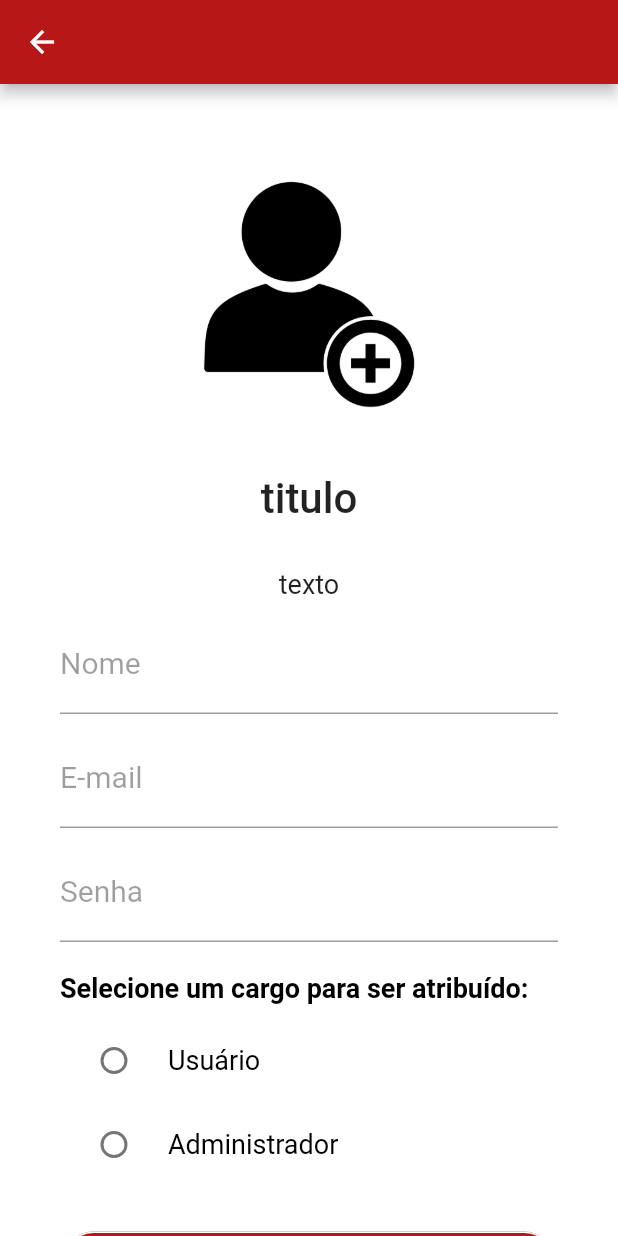
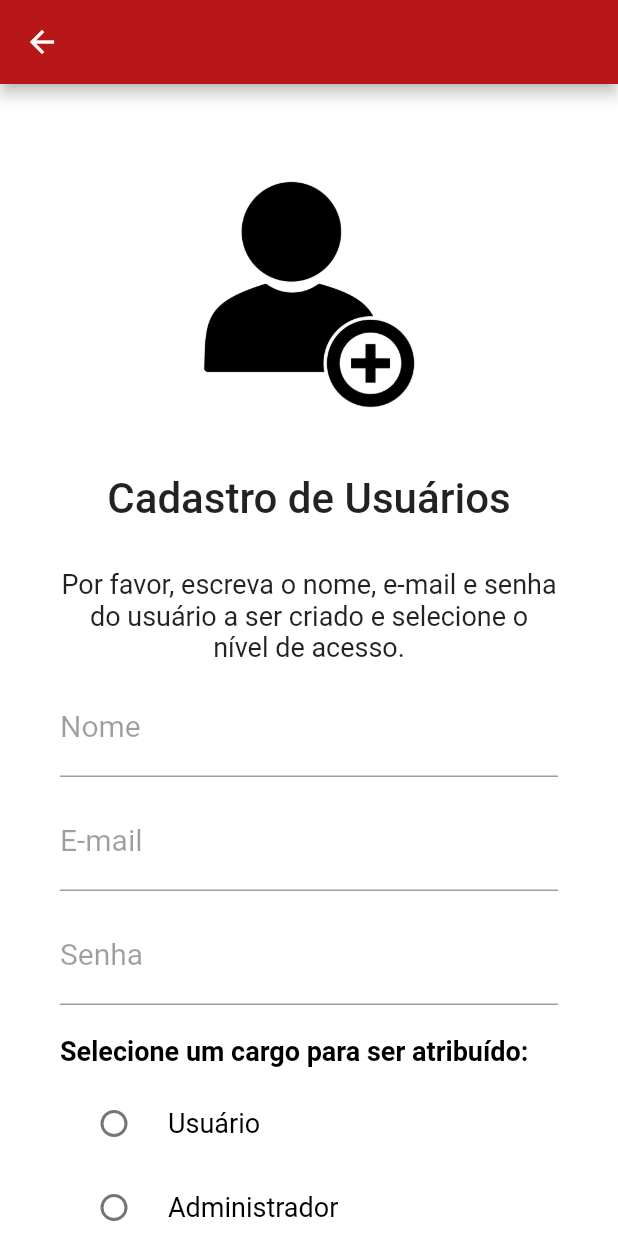
Before and after one commit to AbraaoCG/Projeto_App_Mumbuca_1, a Flutter app: the CreateUserPage screen opened directly, on a phone screen of 412 x 824 dp. Run offline on Flutter 3.47's test engine with Material 2 defaults, Android fonts, the phone set to English and light mode, and no system bars; our stand-ins replace cloud_firestore, email_validator, firebase_auth, firebase_core; accounts and stored records are empty.

Commit message:
Salvando modificações para puxar da branch abraaoPC

```diff
--- a/lib/register_page.dart
+++ b/lib/register_page.dart
@@ -9,7 +9,7 @@ import 'package:firebase_auth/firebase_auth.dart';
 import 'package:cloud_firestore/cloud_firestore.dart';
 
 bool validateName(String name) {
-  final RegExp nameExp = RegExp(r'^([a-zA-Zà-úÀ-Ú]|-|_|\s)+$');
+  final RegExp nameExp = RegExp(r'^([a-zA-Zà-úÀ-Ú-\s])+$');
   return name.length >= 1 && nameExp.hasMatch(name);
 }
 
@@ -19,6 +19,12 @@ bool validateName(String name) {
 
 bool validatePassword(String password) {
   return password.length >= 6; // verifica se a senha tem pelo menos 6 caracteres.
+}
+
+// Custom exception class
+class ValidationException implements Exception {
+  final String message;
+  ValidationException(this.message);
 }
 
 class CreateUserPage extends StatefulWidget {
@@ -55,9 +61,9 @@ class _CreateUserPage extends State<CreateUserPage> {
         context: context,
           builder: (BuildContext context) {
             return AlertDialog(
-              title: Text('titulo'),
+              title: Text('bem sucedido'),
               content: Text(
-                'texto',
+                'texto do cadastro feito com sucesso',
               ),
               actions: <Widget>[
                 ElevatedButton(
@@ -74,8 +80,26 @@ class _CreateUserPage extends State<CreateUserPage> {
         addDataToFirestore();
 
     } on AuthException catch (e) {
-      ScaffoldMessenger.of(context)
-          .showSnackBar(SnackBar(content: Text(e.message)));
+      showDialog(
+        context: context,
+        builder: (context) {
+          return AlertDialog(
+            title: Text('Erro'),
+            content: Text(e.message),
+            actions: [
+              ElevatedButton(
+                child: Text('Ok'),
+                onPressed: () {
+                  Navigator.of(context).pop();
+                },
+          style: ElevatedButton.styleFrom(
+          backgroundColor: Color(0xffb71717),
+              ),
+              ),
+            ],
+          );
+        },
+      );
     }
   }
 
@@ -105,7 +129,7 @@ class _CreateUserPage extends State<CreateUserPage> {
             height: 20,
           ),
           Text(
-            "titulo",
+            "Cadastro de Usuários",
             style: TextStyle(
               fontSize: 28,
               fontWeight: FontWeight.w500,
@@ -116,7 +140,7 @@ class _CreateUserPage extends State<CreateUserPage> {
             height: 30,
           ),
           Text(
-            "texto",
+            "Por favor, escreva o nome, e-mail e senha do usuário a ser criado e selecione o nível de acesso.",
             style: TextStyle(
               fontSize: 18,
               fontWeight: FontWeight.w400,
@@ -144,10 +168,18 @@ class _CreateUserPage extends State<CreateUserPage> {
                 ),
               ),
               autovalidateMode: AutovalidateMode.onUserInteraction,
-              validator: (nome) =>
-              nome != null && !validateName(nome)
-                  ? 'O nome não pode estar vazio e deve conter apenas letras. O uso de caracteres especiais ou números também não é permitido.'
-                  : null,
+              validator: (nome) {
+                try {
+                  if (nome == null || nome == '') {
+                    throw ValidationException('O nome não pode ficar em branco.');
+                  } else if (!validateName(nome)) {
+                    throw ValidationException('O nome não pode conter números ou símbolos.');
+                  }
+                } on ValidationException catch(e) {
+                  return e.message;
+                }
+              },
+
               style: TextStyle(fontSize: 20),
             ),
           ),
--- a/lib/services/auth_service.dart
+++ b/lib/services/auth_service.dart
@@ -1,5 +1,6 @@
 import 'package:firebase_auth/firebase_auth.dart';
 import 'package:flutter/material.dart';
+import 'package:appmumbuca/register_page.dart';
 
 class AuthException implements Exception{
   String message;
@@ -47,10 +48,17 @@ class AuthService extends ChangeNotifier{
     _getUser();
   }
     on FirebaseAuthException catch(e){
-      if (e.code == 'weak-password'){
-        throw AuthException('A senha é muito fraca.');
+      if (e.code == 'invalid-password'){
+        throw AuthException('A senha deve conter pelo menos 6 caracteres.');
       } else if (e.code == 'email-already-in-use'){
-        throw AuthException('Email já está em uso.');
+        throw AuthException('Este email já está em uso.');
+      } else if (e.code == 'invalid-email'){
+        throw AuthException('O email está incorreto. Escreva-o no formato padrão (exemplo: email@email.com).');
+      }
+    }
+    on ValidationException catch(e){
+      if (e == 'O nome não pode ficar em branco.') {
+        throw ValidationException('é isso mesmo');
       }
     }
   }
```
